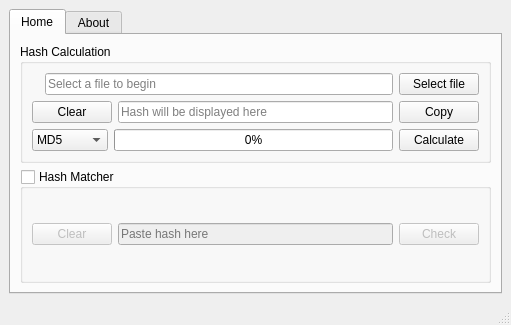
Before: the Qt Designer form ui/mainwindow.ui in Rizwan-Hasan/Free-Hash-Checker, drawn with Qt 5.
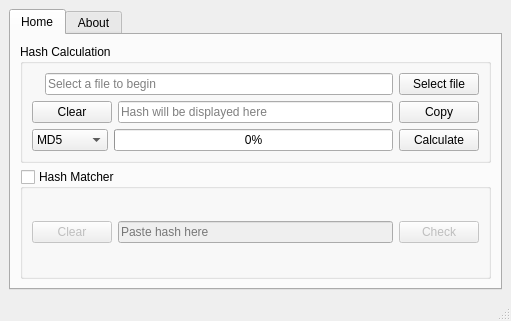
After: the same form once the commit is applied. Icons and pictures are not drawn.

Patch:
```diff
--- a/ui/mainwindow.ui
+++ b/ui/mainwindow.ui
@@ -13,7 +13,7 @@
     <x>0</x>
     <y>0</y>
     <width>511</width>
-    <height>325</height>
+    <height>321</height>
    </rect>
   </property>
   <property name="sizePolicy">
```
Left out of the diff: 6 changed lines with no effect on the pictures.
